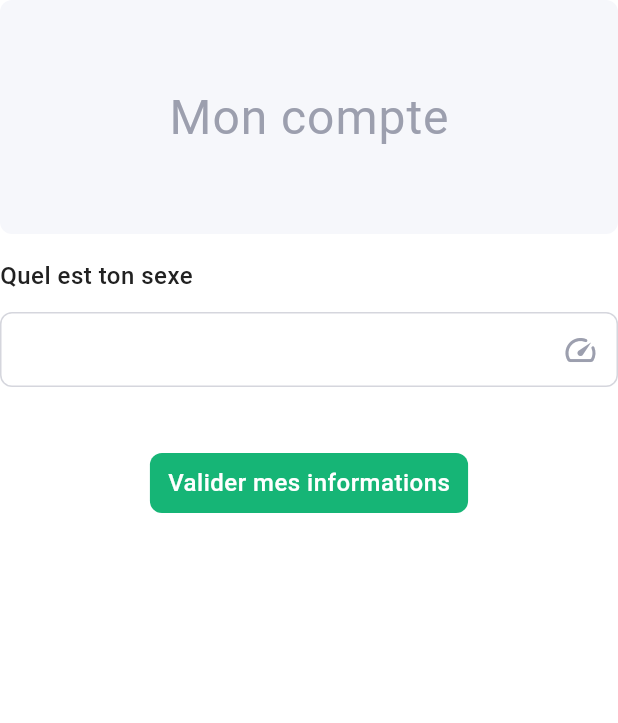
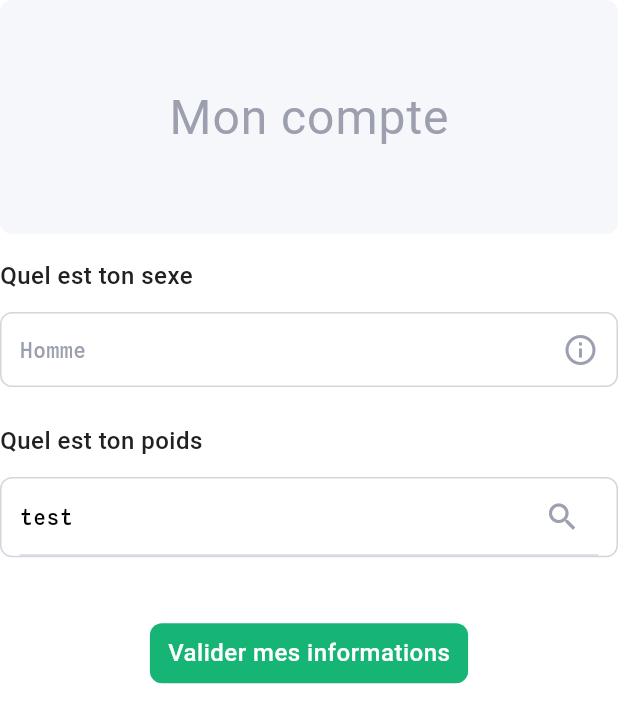
Before and after one commit to MaximeLemesle/Compteur-de-calories, a Flutter app: the AccountView widget shown alone on an empty page, opened directly, on a phone screen of 412 x 824 dp. Shown: the top 723 px of the screen. Run offline on Flutter 3.47's test engine with Material 3 defaults, Android fonts, the light colour scheme and no system bars; our stand-ins replace countup, flutter_bloc, percent_indicator; Roboto replaces fonts that are missing (Dela Gothic One).

Commit message:
🚧 Working on account_view.dart | 25/04

```diff
--- a/lib/ui/views/account_view.dart
+++ b/lib/ui/views/account_view.dart
@@ -9,7 +9,7 @@ class AccountView extends StatefulWidget {
 }
 
 class _AccountViewState extends State<AccountView> {
-  get dropdownCallback => null;
+  String? selectedGender;
 
   @override
   Widget build(BuildContext context) {
@@ -66,20 +66,63 @@ class _AccountViewState extends State<AccountView> {
                         borderRadius: BorderRadius.circular(8),
                       ),
                     ),
-                    child: DropdownButton(
-                      value: 'test',
+                    child: DropdownButton<String>(
+                      value: selectedGender ?? 'Homme',
                       items: const [
                         DropdownMenuItem(value: 'Homme', child: Text('Homme')),
+                        DropdownMenuItem(value: 'Femme', child: Text('Femme')),
                       ],
-                      onChanged: dropdownCallback,
+                      onChanged: (String? value) {
+                        setState(() {
+                          selectedGender = value;
+                        });
+                      },
                       icon: Icon(
-                        Icons.speed_rounded,
+                        Icons.info_outline,
                         color: Theme.of(context).colorScheme.outlineVariant,
                       ),
                       isExpanded: true,
                       style: Theme.of(context).textTheme.bodyLarge?.copyWith(
                           color: Theme.of(context).colorScheme.outlineVariant),
                       underline: Container(),
+                    ),
+                  ),
+
+                  /// Séparateur
+                  const SizedBox(
+                    height: 24,
+                  ),
+
+                  /// Label
+                  Text(
+                    'Quel est ton poids',
+                    style: Theme.of(context).textTheme.titleMedium,
+                  ),
+
+                  const SizedBox(
+                    height: 12,
+                  ),
+
+                  /// Select
+                  Container(
+                    padding: const EdgeInsets.symmetric(horizontal: 12),
+                    decoration: ShapeDecoration(
+                      color: Theme.of(context).colorScheme.background,
+                      shape: RoundedRectangleBorder(
+                        side: BorderSide(
+                            width: 1,
+                            color: Theme.of(context).colorScheme.outline),
+                        borderRadius: BorderRadius.circular(8),
+                      ),
+                    ),
+                    child: TextField(
+                      decoration: InputDecoration(
+                        suffixIcon: Icon(
+                          Icons.search,
+                          color: Theme.of(context).colorScheme.secondary,
+                        ),
+                        labelText: 'test',
+                      ),
                     ),
                   ),
                 ],
```
